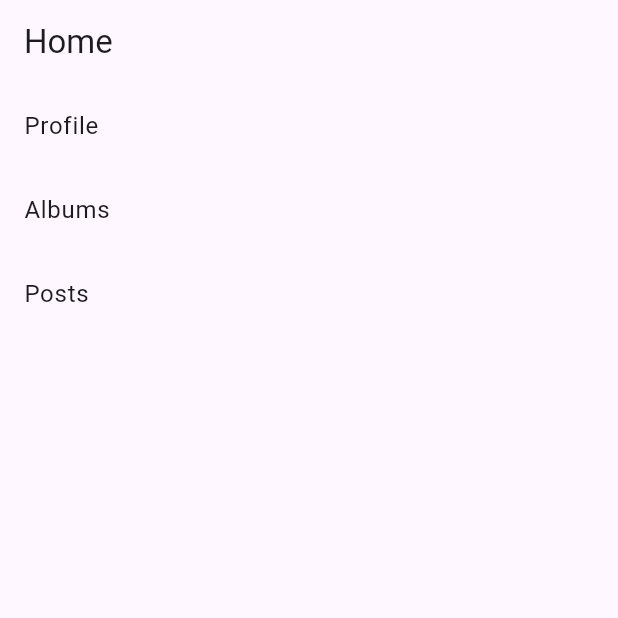
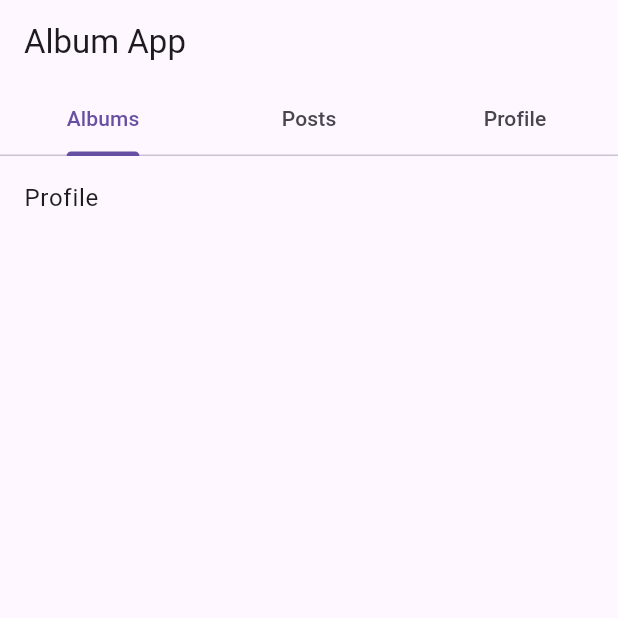
Before and after one commit to kri-sh03/Album-App, a Flutter app: the screen it shows after launch, on a phone screen of 412 x 824 dp, the top half of it. Run offline on Flutter 3.47's test engine with Material 3 defaults, Android fonts, the light colour scheme and no system bars; our stand-ins replace sqflite; accounts and stored records are empty.

Commit message:
album changes

```diff
--- a/album/lib/Screens/homepage.dart
+++ b/album/lib/Screens/homepage.dart
@@ -1,19 +1,29 @@
 import 'package:album/API/api_call.dart';
 import 'package:album/Screens/album_view.dart';
 import 'package:album/Screens/post_screen.dart';
-import 'package:album/Screens/profile_screen.dart';
+import 'package:album/Screens/profule_screen.dart';
 import 'package:flutter/material.dart';
 
-class HomeScreen extends StatelessWidget {
+class HomePage extends StatelessWidget {
   final ApiService apiService = ApiService();
 
+  HomePage({super.key});
   @override
   Widget build(BuildContext context) {
-    return Scaffold(
+    return DefaultTabController(
+      length: 3,
+      child: Scaffold(
         appBar: AppBar(
-        title: Text('Home'),
+          title: Text('Album App'),
+          bottom: TabBar(
+            tabs: [
+              Tab(text: 'Albums'),
+              Tab(text: 'Posts'),
+              Tab(text: 'Profile'),
+            ],
           ),
-      body: ListView(
+        ),
+        body: TabBarView(
           children: [
             ListTile(
               title: Text('Profile'),
@@ -47,6 +57,7 @@
             ),
           ],
         ),
+      ),
     );
   }
 }
--- a/album/lib/main.dart
+++ b/album/lib/main.dart
@@ -12,7 +12,7 @@
   Widget build(BuildContext context) {
     return MaterialApp(
       debugShowCheckedModeBanner: false,
-      home: HomeScreen(),
+      home: HomePage(),
     );
   }
 }
```
Also changed, not shown: album/lib/Screens/profule_screen.dart (renamed from album/lib/Screens/profile_screen.dart, +21 -0 lines), album/pubspec.yaml (+4 -6 lines), album/assets/images/default_profile.jpg (added). Lines whose indentation alone changed are shown as unchanged.
